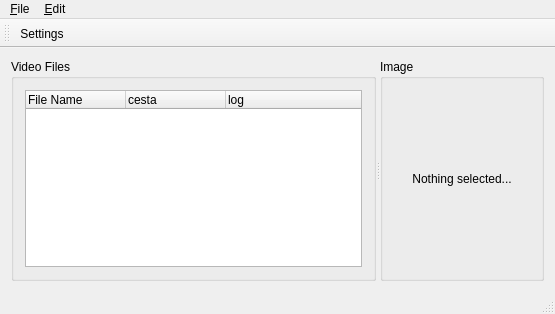
This is mainwindow.ui in wahibre/qmtn as Qt 5 draws it before an edit. The edited form follows.
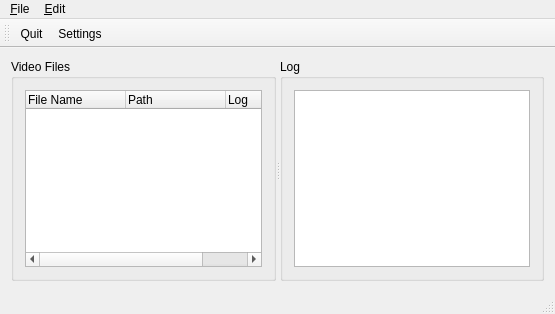
This is the edited form. Custom widgets are drawn as their Qt base class.

The edit to the form file:
```diff
--- a/mainwindow.ui
+++ b/mainwindow.ui
@@ -37,12 +37,12 @@
           </column>
           <column>
            <property name="text">
-            <string>cesta</string>
+            <string>Path</string>
            </property>
           </column>
           <column>
            <property name="text">
-            <string>log</string>
+            <string>Log</string>
            </property>
           </column>
          </widget>
@@ -51,16 +51,13 @@
       </widget>
       <widget class="QGroupBox" name="groupBox_2">
        <property name="title">
-        <string>Image</string>
+        <string>Log</string>
        </property>
        <layout class="QVBoxLayout" name="verticalLayout">
         <item>
          <widget class="ImageItemView" name="imageViewer">
-          <property name="text">
-           <string>Nothing selected...</string>
-          </property>
-          <property name="alignment">
-           <set>Qt::AlignCenter</set>
+          <property name="readOnly">
+           <bool>true</bool>
           </property>
          </widget>
         </item>
@@ -107,6 +104,7 @@
    <attribute name="toolBarBreak">
     <bool>false</bool>
    </attribute>
+   <addaction name="action_Quit"/>
    <addaction name="action_Settings"/>
   </widget>
   <widget class="QStatusBar" name="statusBar"/>
@@ -128,7 +126,7 @@
  <customwidgets>
   <customwidget>
    <class>ImageItemView</class>
-   <extends>QLabel</extends>
+   <extends>QPlainTextEdit</extends>
    <header>imageitemview.h</header>
   </customwidget>
  </customwidgets>
```
Left out of the diff: 5 changed lines with no effect on the pictures.
